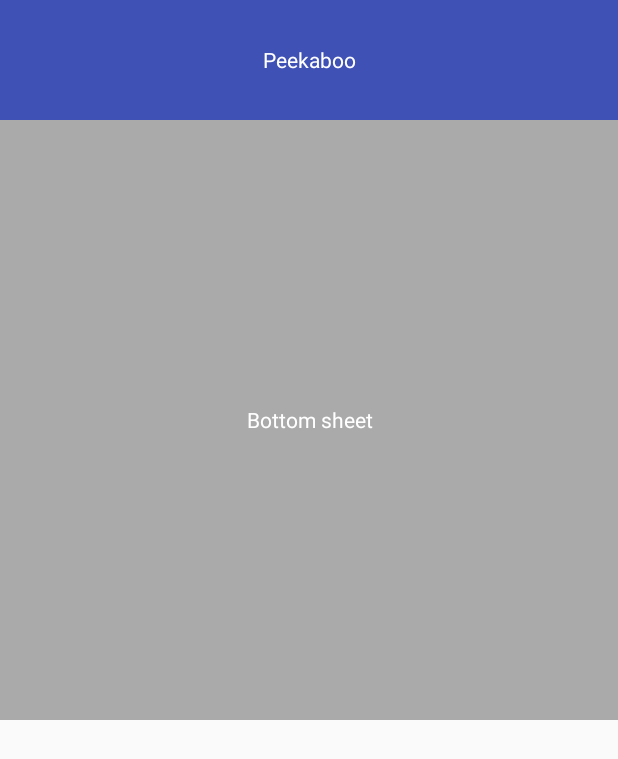
After one commit to OliverCulleyDeLange/wcr-android-kt, an Android app: the layout bottom_sheet.xml on its own in the app's theme, with its tools: preview values and no code run, on a phone screen of 412 x 824 dp. The commit adds this screen. Shown: the top 759 px of the screen. Run offline under Robolectric (Android 15) with nearby library versions, the phone set to English and light mode, and no system bars.

Commit message:
Bottom sheet. Fab.

```diff
--- /dev/null
+++ b/app/src/main/res/layout/bottom_sheet.xml
@@ -0,0 +1,31 @@
+<?xml version="1.0" encoding="utf-8"?>
+<LinearLayout xmlns:android="http://schemas.android.com/apk/res/android"
+    xmlns:app="http://schemas.android.com/apk/res-auto"
+    android:id="@+id/bottom_sheet"
+    android:layout_width="match_parent"
+    android:layout_height="480dp"
+    android:background="@android:color/darker_gray"
+    android:orientation="vertical"
+    app:behavior_hideable="true"
+    app:behavior_peekHeight="80dp"
+    app:layout_behavior="android.support.design.widget.BottomSheetBehavior">
+
+
+    <TextView
+        android:id="@+id/bottom_sheet_peek"
+        android:layout_width="match_parent"
+        android:layout_height="80dp"
+        android:background="@color/colorPrimary"
+        android:gravity="center"
+        android:text="Peekaboo"
+        android:textColor="@android:color/white" />
+
+    <TextView
+        android:id="@+id/bottom_sheet_content"
+        android:layout_width="match_parent"
+        android:layout_height="match_parent"
+        android:gravity="center"
+        android:text="Bottom sheet"
+        android:textColor="@android:color/white" />
+
+</LinearLayout>
--- a/app/src/main/res/values/colors.xml
+++ b/app/src/main/res/values/colors.xml
@@ -24,12 +24,12 @@
     <!--Marker colours-->
     <color name="crag_accent">#9f0000</color>
     <color name="crag_light">#FEBDBE</color>
-    <color name="climb_accent">#7525db</color>
-    <color name="climb_light">#c7a7f0</color>
+    <color name="sector_accent">#7525db</color>
+    <color name="sector_light">#c7a7f0</color>
 
     <!--FAB colours-->
     <color name="fab_new_crag">@color/crag_light</color>
-    <color name="fab_new_climb">@color/climb_light</color>
+    <color name="fab_new_sector">@color/sector_light</color>
     <color name="fab_new_topo">@color/accent_light</color>
     <color name="fab_done_painting">#00c624</color>
     <color name="transparent">#00ffffff</color>
```
Also changed, not shown: app/src/main/java/uk/co/oliverdelange/wcr_android_kt/MapsActivity.kt (+60 -1 lines), app/src/main/java/uk/co/oliverdelange/wcr_android_kt/ui/map/MapViewModel.kt (+11 -0 lines), app/src/main/res/layout/activity_maps.xml (+14 -2 lines), 1 other file.
